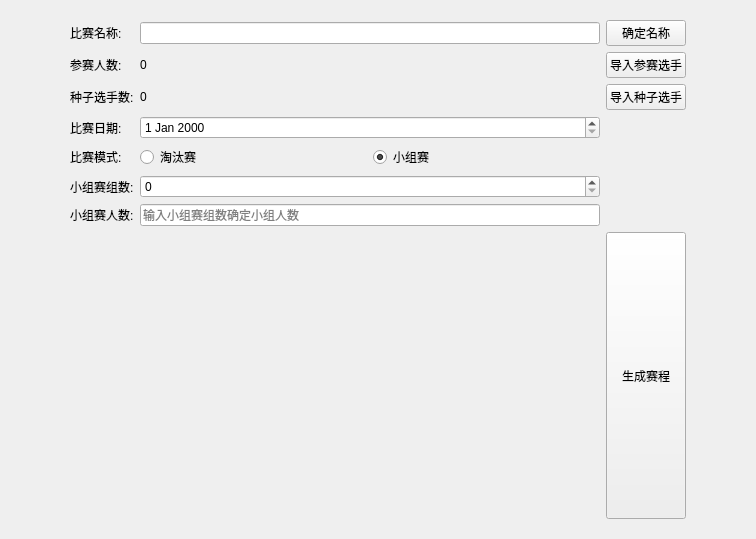
First picture: the form in fixturemanager.ui, repository 35easy/PingPongClub, before the edit.
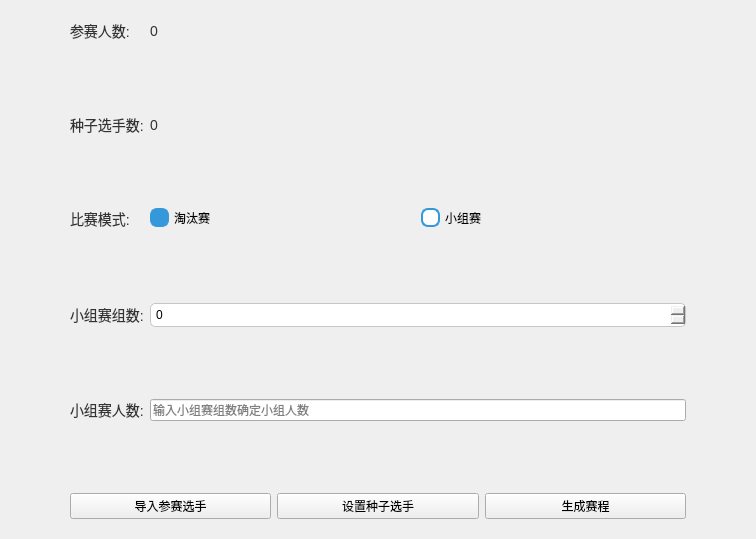
Second picture: the form after the edit.

The edit to the form file:
```diff
--- a/fixturemanager.ui
+++ b/fixturemanager.ui
@@ -13,9 +13,50 @@
   <property name="windowTitle">
    <string>Form</string>
   </property>
-  <layout class="QHBoxLayout" name="horizontalLayout">
+  <layout class="QVBoxLayout" name="verticalLayout_2">
    <item>
     <widget class="QStackedWidget" name="stackedWidget">
+     <property name="styleSheet">
+      <string notr="true">QRadioButton {
+    spacing: 5px;
+}
+
+QRadioButton::indicator {
+    width: 15px;
+    height: 15px;
+    border: 2px solid #3498DB;
+    border-radius: 7px;
+}
+
+QRadioButton::indicator:checked {
+    background-color: #3498DB;
+}
+
+QRadioButton::indicator:unchecked {
+    background-color: #FFFFFF;
+}
+
+QRadioButton::indicator:checked:disabled {
+    background-color: #BDC3C7;
+}
+
+QRadioButton::indicator:unchecked:disabled {
+    background-color: #ECF0F1;
+}
+
+QLabel {
+    color: #333333;
+    font-size: 14px;
+}
+QSpinBox {
+    border: 1px solid #C2C7CB;
+    border-radius: 5px;
+    padding: 3px;
+}
+
+
+</string>
+     </property>
      <property name="currentIndex">
       <number>1</number>
      </property>
@@ -94,30 +135,22 @@
         </spacer>
        </item>
        <item>
-        <layout class="QGridLayout" name="gridLayout">
-         <item row="6" column="0">
-          <widget class="QLabel" name="label_9">
+        <layout class="QVBoxLayout" name="verticalLayout">
+         <item>
+          <layout class="QFormLayout" name="formLayout">
+           <item row="0" column="0">
+            <widget class="QLabel" name="label">
            <property name="text">
-            <string>小组赛人数:</string>
-           </property>
-          </widget>
-         </item>
-         <item row="1" column="2">
-          <widget class="QPushButton" name="btImportPlayer">
-           <property name="text">
-            <string>导入参赛选手</string>
-           </property>
-          </widget>
-         </item>
-         <item row="2" column="1">
-          <widget class="QLabel" name="seedPlayerSum">
-           <property name="text">
-            <string>0</string>
+              <string>参赛人数:</string>
            </property>
           </widget>
          </item>
          <item row="0" column="1">
-          <widget class="QLineEdit" name="editName"/>
+            <widget class="QLabel" name="playerSum">
+             <property name="text">
+              <string>0</string>
+             </property>
+            </widget>
          </item>
          <item row="2" column="0">
           <widget class="QLabel" name="label_4">
@@ -126,34 +159,13 @@
            </property>
           </widget>
          </item>
-         <item row="1" column="0">
-          <widget class="QLabel" name="label">
-           <property name="text">
-            <string>参赛人数:</string>
-           </property>
-          </widget>
-         </item>
-         <item row="1" column="1">
-          <widget class="QLabel" name="playerSum">
+           <item row="2" column="1">
+            <widget class="QLabel" name="seedPlayerSum">
            <property name="text">
             <string>0</string>
            </property>
           </widget>
          </item>
-         <item row="2" column="2">
-          <widget class="QPushButton" name="pushButton_2">
-           <property name="text">
-            <string>导入种子选手</string>
-           </property>
-          </widget>
-         </item>
-         <item row="0" column="0">
-          <widget class="QLabel" name="label_6">
-           <property name="text">
-            <string>比赛名称:</string>
-           </property>
-          </widget>
-         </item>
          <item row="4" column="0">
           <widget class="QLabel" name="label_3">
            <property name="text">
@@ -161,43 +173,6 @@
            </property>
           </widget>
          </item>
-         <item row="6" column="1">
-          <widget class="QLineEdit" name="lineEdit">
-           <property name="placeholderText">
-            <string>输入小组赛组数确定小组人数</string>
-           </property>
-          </widget>
-         </item>
-         <item row="7" column="2">
-          <widget class="QPushButton" name="btYes">
-           <property name="sizePolicy">
-            <sizepolicy hsizetype="Minimum" vsizetype="Minimum">
-             <horstretch>0</horstretch>
-             <verstretch>0</verstretch>
-            </sizepolicy>
-           </property>
-           <property name="text">
-            <string>生成赛程</string>
-           </property>
-          </widget>
-         </item>
-         <item row="3" column="1">
-          <widget class="QDateEdit" name="editDate"/>
-         </item>
-         <item row="3" column="0">
-          <widget class="QLabel" name="label_7">
-           <property name="text">
-            <string>比赛日期:</string>
-           </property>
-          </widget>
-         </item>
-         <item row="5" column="0">
-          <widget class="QLabel" name="label_8">
-           <property name="text">
-            <string>小组赛组数:</string>
-           </property>
-          </widget>
-         </item>
          <item row="4" column="1">
           <layout class="QHBoxLayout" name="horizontalLayout_4">
            <item>
@@ -205,6 +180,9 @@
              <property name="text">
               <string>淘汰赛</string>
              </property>
+               <property name="checked">
+                <bool>true</bool>
+               </property>
             </widget>
            </item>
            <item>
@@ -213,21 +191,127 @@
               <string>小组赛</string>
              </property>
              <property name="checked">
-              <bool>true</bool>
+                <bool>false</bool>
              </property>
             </widget>
            </item>
           </layout>
          </item>
-         <item row="5" column="1">
+           <item row="6" column="0">
+            <widget class="QLabel" name="label_8">
+             <property name="text">
+              <string>小组赛组数:</string>
+             </property>
+            </widget>
+           </item>
+           <item row="6" column="1">
           <widget class="QSpinBox" name="editGroupCount"/>
          </item>
-         <item row="0" column="2">
-          <widget class="QPushButton" name="pushButton_5">
+           <item row="8" column="0">
+            <widget class="QLabel" name="label_9">
            <property name="text">
-            <string>确定名称</string>
-           </property>
-          </widget>
+              <string>小组赛人数:</string>
+             </property>
+            </widget>
+           </item>
+           <item row="8" column="1">
+            <widget class="QLineEdit" name="lineEdit">
+             <property name="placeholderText">
+              <string>输入小组赛组数确定小组人数</string>
+             </property>
+            </widget>
+           </item>
+           <item row="7" column="0">
+            <spacer name="verticalSpacer">
+             <property name="orientation">
+              <enum>Qt::Vertical</enum>
+             </property>
+             <property name="sizeHint" stdset="0">
+              <size>
+               <width>20</width>
+               <height>40</height>
+              </size>
+             </property>
+            </spacer>
+           </item>
+           <item row="5" column="0">
+            <spacer name="verticalSpacer_2">
+             <property name="orientation">
+              <enum>Qt::Vertical</enum>
+             </property>
+             <property name="sizeHint" stdset="0">
+              <size>
+               <width>20</width>
+               <height>40</height>
+              </size>
+             </property>
+            </spacer>
+           </item>
+           <item row="3" column="0">
+            <spacer name="verticalSpacer_3">
+             <property name="orientation">
+              <enum>Qt::Vertical</enum>
+             </property>
+             <property name="sizeHint" stdset="0">
+              <size>
+               <width>20</width>
+               <height>40</height>
+              </size>
+             </property>
+            </spacer>
+           </item>
+           <item row="1" column="0">
+            <spacer name="verticalSpacer_4">
+             <property name="orientation">
+              <enum>Qt::Vertical</enum>
+             </property>
+             <property name="sizeHint" stdset="0">
+              <size>
+               <width>20</width>
+               <height>40</height>
+              </size>
+             </property>
+            </spacer>
+           </item>
+           <item row="9" column="0">
+            <spacer name="verticalSpacer_5">
+             <property name="orientation">
+              <enum>Qt::Vertical</enum>
+             </property>
+             <property name="sizeHint" stdset="0">
+              <size>
+               <width>20</width>
+               <height>40</height>
+              </size>
+             </property>
+            </spacer>
+           </item>
+          </layout>
+         </item>
+         <item>
+          <layout class="QHBoxLayout" name="horizontalLayout">
+           <item>
+            <widget class="QPushButton" name="btImportPlayer">
+             <property name="text">
+              <string>导入参赛选手</string>
+             </property>
+            </widget>
+           </item>
+           <item>
+            <widget class="QPushButton" name="pushButton_2">
+             <property name="text">
+              <string>设置种子选手</string>
+             </property>
+            </widget>
+           </item>
+           <item>
+            <widget class="QPushButton" name="btYes">
+             <property name="text">
+              <string>生成赛程</string>
+             </property>
+            </widget>
+           </item>
+          </layout>
          </item>
         </layout>
        </item>
```
Lines whose indentation alone changed are shown as unchanged.
